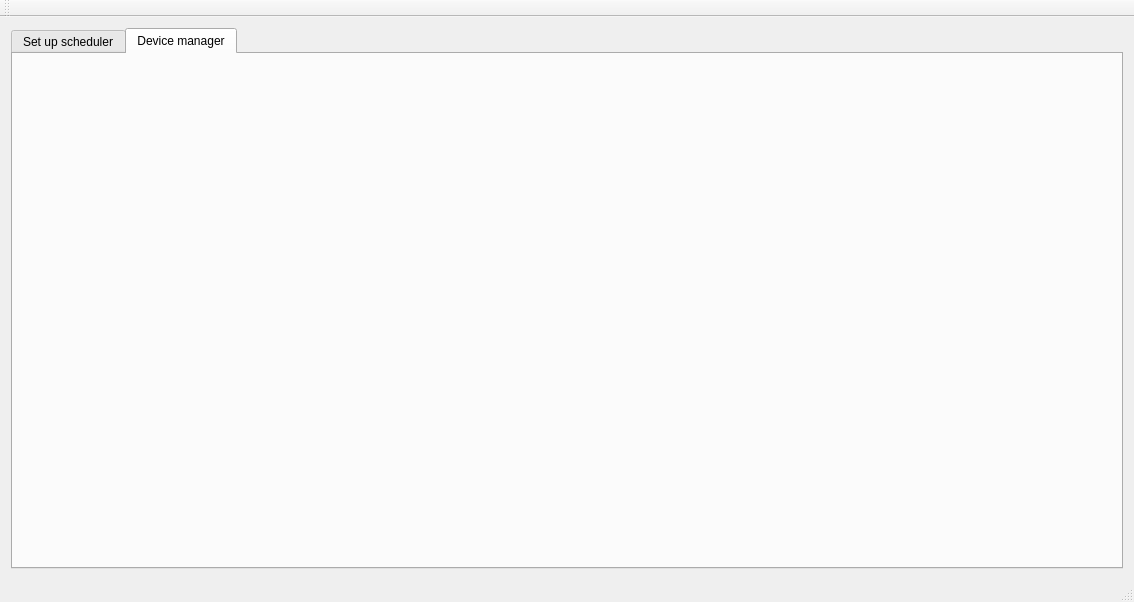
Qt form mainwindow.ui (hominh/DevicesManager) before a commit.
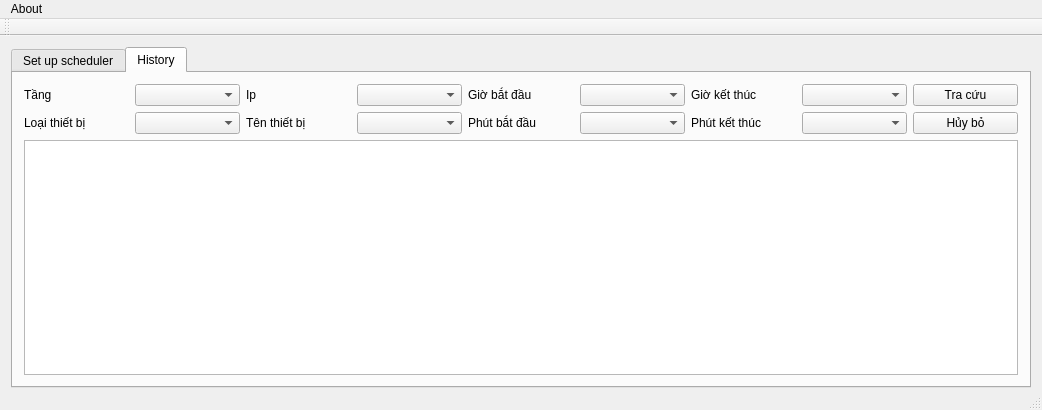
The same form after that commit. The open tabs and pages were chosen to show the change.

```diff
--- a/mainwindow.ui
+++ b/mainwindow.ui
@@ -6,16 +6,19 @@
    <rect>
     <x>0</x>
     <y>0</y>
-    <width>1134</width>
-    <height>602</height>
+    <width>1042</width>
+    <height>410</height>
    </rect>
   </property>
   <property name="windowTitle">
    <string>Device manager software</string>
   </property>
   <widget class="QWidget" name="centralWidget">
-   <layout class="QVBoxLayout" name="verticalLayout">
-    <item>
+   <layout class="QGridLayout" name="gridLayout_2">
+    <property name="bottomMargin">
+     <number>0</number>
+    </property>
+    <item row="0" column="0">
      <widget class="QTabWidget" name="tabWidget">
       <property name="currentIndex">
        <number>1</number>
@@ -129,9 +132,119 @@
        </layout>
       </widget>
       <widget class="QWidget" name="tab_2">
+       <property name="enabled">
+        <bool>true</bool>
+       </property>
        <attribute name="title">
-        <string>Device manager</string>
+        <string>History</string>
        </attribute>
+       <layout class="QGridLayout" name="gridLayout_5">
+        <item row="0" column="0">
+         <layout class="QGridLayout" name="gridLayout_4">
+          <item row="0" column="0">
+           <layout class="QGridLayout" name="gridLayout_3">
+            <item row="0" column="0">
+             <widget class="QLabel" name="label_9">
+              <property name="text">
+               <string>Tầng</string>
+              </property>
+             </widget>
+            </item>
+            <item row="0" column="1">
+             <widget class="QComboBox" name="comboBoxFloor_2"/>
+            </item>
+            <item row="0" column="2">
+             <widget class="QLabel" name="label_10">
+              <property name="text">
+               <string>Ip</string>
+              </property>
+             </widget>
+            </item>
+            <item row="0" column="3">
+             <widget class="QComboBox" name="comboBoxIp_2"/>
+            </item>
+            <item row="0" column="4">
+             <widget class="QLabel" name="label_11">
+              <property name="text">
+               <string>Giờ bắt đầu</string>
+              </property>
+             </widget>
+            </item>
+            <item row="0" column="5">
+             <widget class="QComboBox" name="comboBoxHourStart_2"/>
+            </item>
+            <item row="0" column="6">
+             <widget class="QLabel" name="label_12">
+              <property name="text">
+               <string>Giờ kết thúc</string>
+              </property>
+             </widget>
+            </item>
+            <item row="0" column="7">
+             <widget class="QComboBox" name="comboBoxHourFinish_2"/>
+            </item>
+            <item row="0" column="8">
+             <widget class="QPushButton" name="pushButtonFilter">
+              <property name="text">
+               <string>Tra cứu</string>
+              </property>
+             </widget>
+            </item>
+            <item row="1" column="0">
+             <widget class="QLabel" name="label_16">
+              <property name="text">
+               <string>Loại thiết bị</string>
+              </property>
+             </widget>
+            </item>
+            <item row="1" column="1">
+             <widget class="QComboBox" name="comboBoxDeviceType_2"/>
+            </item>
+            <item row="1" column="2">
+             <widget class="QLabel" name="label_13">
+              <property name="text">
+               <string>Tên thiết bị</string>
+              </property>
+             </widget>
+            </item>
+            <item row="1" column="3">
+             <widget class="QComboBox" name="comboBoxDevice_2"/>
+            </item>
+            <item row="1" column="4">
+             <widget class="QLabel" name="label_15">
+              <property name="text">
+               <string>Phút bắt đầu</string>
+              </property>
+             </widget>
+            </item>
+            <item row="1" column="5">
+             <widget class="QComboBox" name="comboBoxMinuteStart_2"/>
+            </item>
+            <item row="1" column="6">
+             <widget class="QLabel" name="label_14">
+              <property name="text">
+               <string>Phút kết thúc</string>
+              </property>
+             </widget>
+            </item>
+            <item row="1" column="7">
+             <widget class="QComboBox" name="comboBoxMinuteFinish_2"/>
+            </item>
+            <item row="1" column="8">
+             <widget class="QPushButton" name="pushButtonCancel_2">
+              <property name="text">
+               <string>Hủy bỏ</string>
+              </property>
+             </widget>
+            </item>
+           </layout>
+          </item>
+          <item row="1" column="0">
+           <widget class="QTableView" name="tableViewResult"/>
+          </item>
+         </layout>
+        </item>
+       </layout>
       </widget>
      </widget>
     </item>
@@ -142,10 +255,17 @@
     <rect>
      <x>0</x>
      <y>0</y>
-     <width>1134</width>
+     <width>1042</width>
      <height>22</height>
     </rect>
    </property>
+   <widget class="QMenu" name="menu1">
+    <property name="title">
+     <string>About</string>
+    </property>
+    <addaction name="actionAbout"/>
+   </widget>
+   <addaction name="menu1"/>
   </widget>
   <widget class="QToolBar" name="mainToolBar">
    <attribute name="toolBarArea">
```
Left out of the diff: 131 changed lines with no effect on the pictures.
